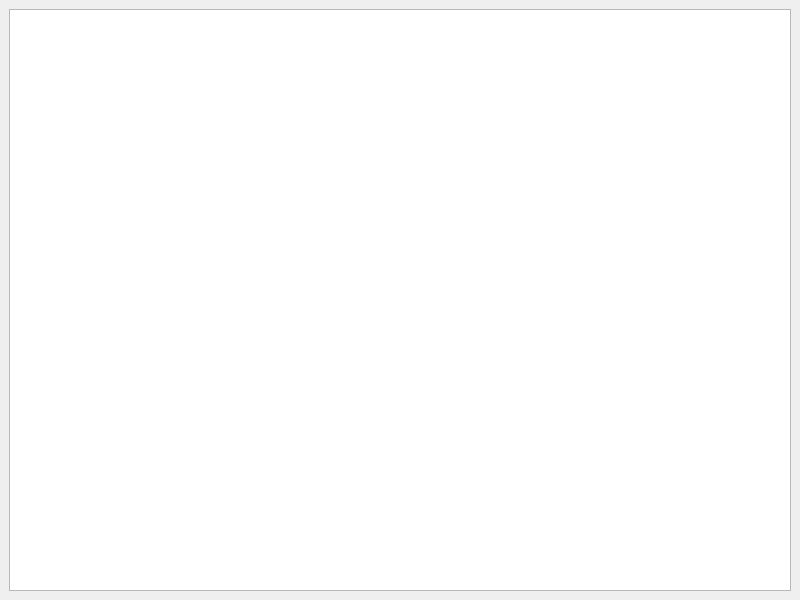
Qt form mainwindow.ui (mkhalez/lab_1_2) before a commit.
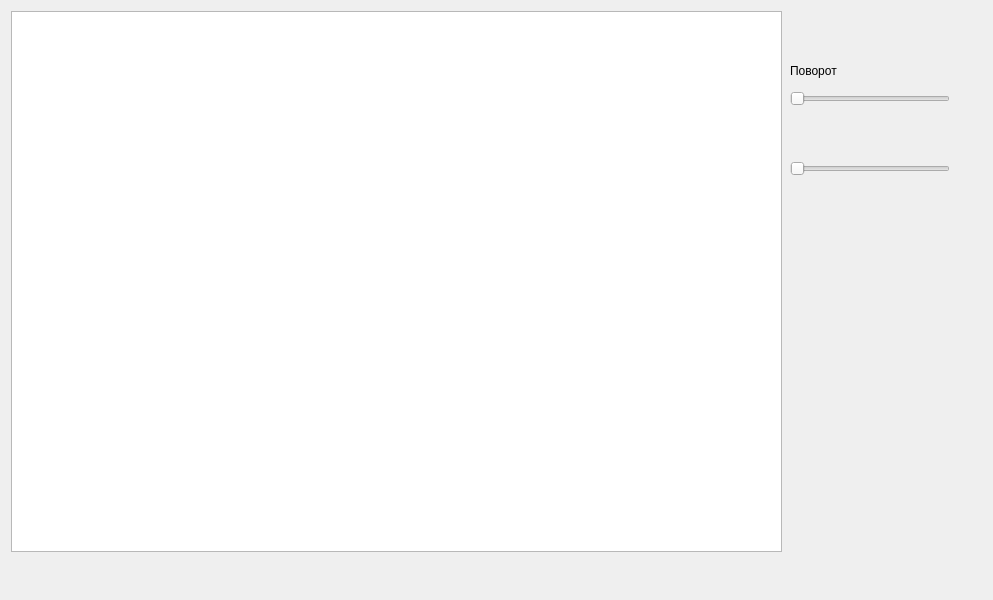
The same form after that commit.

What changed in the file:
```diff
--- a/mainwindow.ui
+++ b/mainwindow.ui
@@ -6,7 +6,7 @@
    <rect>
     <x>0</x>
     <y>0</y>
-    <width>800</width>
+    <width>993</width>
     <height>600</height>
    </rect>
   </property>
@@ -14,11 +14,55 @@
    <string>MainWindow</string>
   </property>
   <widget class="QWidget" name="centralwidget">
-   <layout class="QGridLayout" name="gridLayout">
-    <item row="0" column="0">
-     <widget class="QGraphicsView" name="graphicsView"/>
-    </item>
-   </layout>
+   <widget class="QGraphicsView" name="graphicsView">
+    <property name="geometry">
+     <rect>
+      <x>11</x>
+      <y>11</y>
+      <width>771</width>
+      <height>541</height>
+     </rect>
+    </property>
+   </widget>
+   <widget class="QSlider" name="horizontalSlider">
+    <property name="geometry">
+     <rect>
+      <x>790</x>
+      <y>90</y>
+      <width>160</width>
+      <height>18</height>
+     </rect>
+    </property>
+    <property name="orientation">
+     <enum>Qt::Horizontal</enum>
+    </property>
+   </widget>
+   <widget class="QLabel" name="label">
+    <property name="geometry">
+     <rect>
+      <x>790</x>
+      <y>60</y>
+      <width>79</width>
+      <height>22</height>
+     </rect>
+    </property>
+    <property name="text">
+     <string>Поворот</string>
+    </property>
+   </widget>
+   <widget class="QSlider" name="horizontalSlider_2">
+    <property name="geometry">
+     <rect>
+      <x>790</x>
+      <y>160</y>
+      <width>160</width>
+      <height>18</height>
+     </rect>
+    </property>
+    <property name="orientation">
+     <enum>Qt::Horizontal</enum>
+    </property>
+   </widget>
   </widget>
   <widget class="QMenuBar" name="menubar">
    <property name="geometry">
```
Left out of the diff: 2 changed lines with no effect on the pictures.
